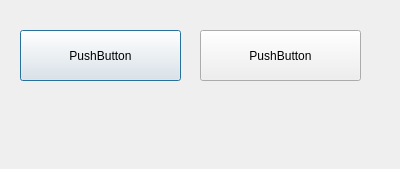
Qt form Graphic/test.ui (RonanLc/Neuromorphic-system-interface) before a commit.
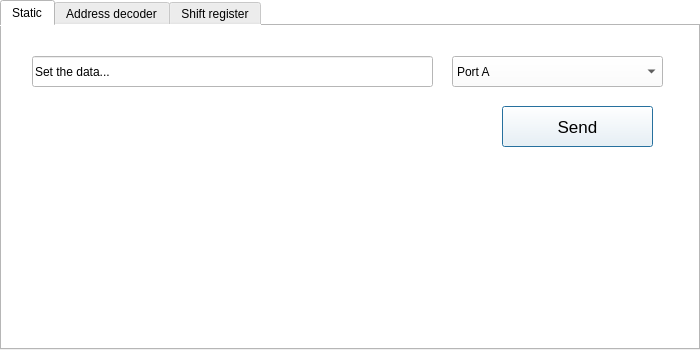
The same form after that commit.

```diff
--- a/Graphic/test.ui
+++ b/Graphic/test.ui
@@ -1,57 +1,125 @@
 <?xml version="1.0" encoding="UTF-8"?>
 <ui version="4.0">
- <class>Dialog</class>
- <widget class="QDialog" name="Dialog">
+ <class>Interface</class>
+ <widget class="QDialog" name="Interface">
   <property name="geometry">
    <rect>
     <x>0</x>
     <y>0</y>
-    <width>400</width>
-    <height>169</height>
+    <width>700</width>
+    <height>350</height>
    </rect>
   </property>
   <property name="windowTitle">
    <string>Dialog</string>
   </property>
-  <widget class="QPushButton" name="leftButton">
+  <property name="styleSheet">
+   <string notr="true">background-color:#FFFFFF;</string>
+  </property>
+  <widget class="QTabWidget" name="tabWidget">
    <property name="geometry">
     <rect>
-     <x>20</x>
-     <y>30</y>
-     <width>161</width>
-     <height>51</height>
+     <x>0</x>
+     <y>0</y>
+     <width>700</width>
+     <height>350</height>
     </rect>
    </property>
-   <property name="text">
-    <string>PushButton</string>
+   <property name="currentIndex">
+    <number>0</number>
    </property>
-  </widget>
-  <widget class="QPushButton" name="rightButton">
-   <property name="geometry">
-    <rect>
-     <x>200</x>
-     <y>30</y>
-     <width>161</width>
-     <height>51</height>
-    </rect>
-   </property>
-   <property name="text">
-    <string>PushButton</string>
-   </property>
+   <widget class="QWidget" name="St_page">
+    <attribute name="title">
+     <string>Static</string>
+    </attribute>
+    <widget class="QLineEdit" name="St_dataLine">
+     <property name="geometry">
+      <rect>
+       <x>30</x>
+       <y>30</y>
+       <width>401</width>
+       <height>31</height>
+      </rect>
+     </property>
+     <property name="text">
+      <string>Set the data...</string>
+     </property>
+    </widget>
+    <widget class="QPushButton" name="St_sendButton">
+     <property name="geometry">
+      <rect>
+       <x>500</x>
+       <y>80</y>
+       <width>151</width>
+       <height>41</height>
+      </rect>
+     </property>
+     <property name="font">
+      <font>
+       <pointsize>13</pointsize>
+      </font>
+     </property>
+     <property name="text">
+      <string>Send</string>
+     </property>
+    </widget>
+    <widget class="QComboBox" name="St_portSelect">
+     <property name="geometry">
+      <rect>
+       <x>450</x>
+       <y>30</y>
+       <width>211</width>
+       <height>31</height>
+      </rect>
+     </property>
+     <item>
+      <property name="text">
+       <string>Port A</string>
+      </property>
+     </item>
+     <item>
+      <property name="text">
+       <string>Port B</string>
+      </property>
+     </item>
+     <item>
+      <property name="text">
+       <string>Port C</string>
+      </property>
+     </item>
+     <item>
+      <property name="text">
+       <string>Port D</string>
+      </property>
+     </item>
+    </widget>
+   </widget>
+   <widget class="QWidget" name="AD_page">
+    <attribute name="title">
+     <string>Address decoder</string>
+    </attribute>
+   </widget>
+   <widget class="QWidget" name="RD_page">
+    <attribute name="title">
+     <string>Shift register</string>
+    </attribute>
+   </widget>
   </widget>
   <widget class="QLabel" name="label">
    <property name="geometry">
     <rect>
-     <x>80</x>
-     <y>110</y>
-     <width>211</width>
-     <height>31</height>
+     <x>0</x>
+     <y>0</y>
+     <width>701</width>
+     <height>21</height>
     </rect>
    </property>
    <property name="text">
     <string/>
    </property>
   </widget>
+  <zorder>label</zorder>
+  <zorder>tabWidget</zorder>
  </widget>
  <resources/>
  <connections/>
```
